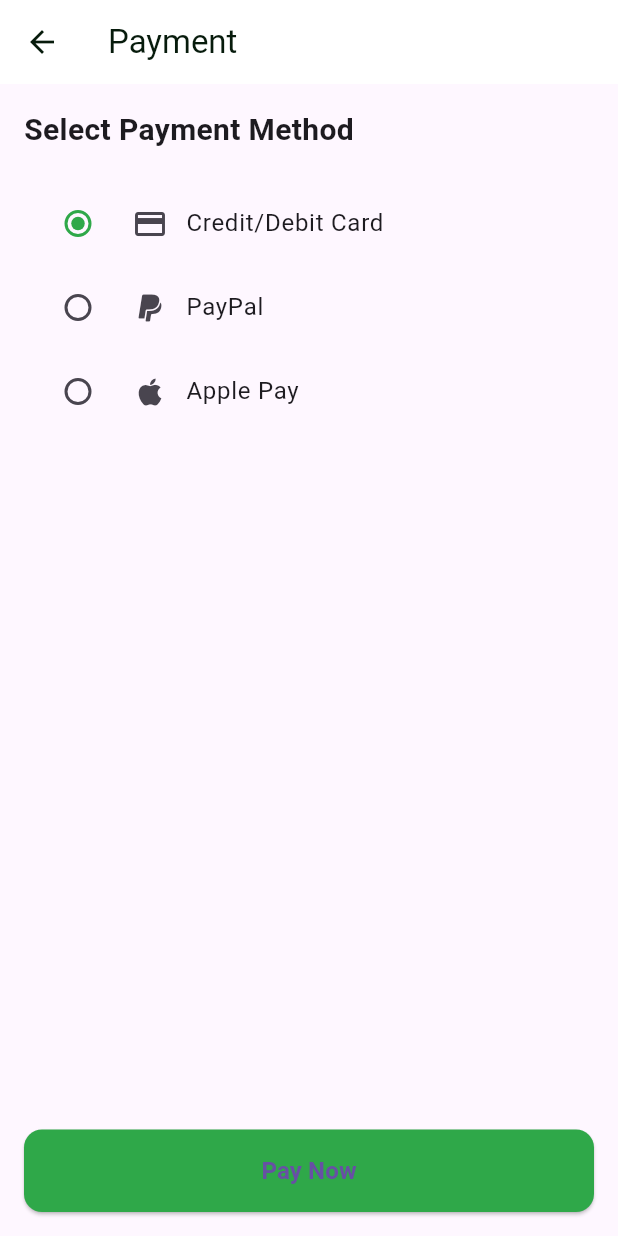
After one commit to jamalihassan0307/Flutter-Plant-App, a Flutter app: the PaymentPage screen opened directly, on a phone screen of 412 x 824 dp. The commit adds this screen. Run offline on Flutter 3.47's test engine with Material 3 defaults, Android fonts, the phone set to English and light mode, and no system bars.

Commit message:
Add payment page with multiple payment method selection

```diff
--- a/lib/Screen_page/checkout_page.dart
+++ b/lib/Screen_page/checkout_page.dart
@@ -1,4 +1,5 @@
 import 'package:flutter/material.dart';
+import 'package:ui_13/List_data/plant_model.dart';
 import 'package:ui_13/const/color.dart';
 import 'package:ui_13/List_data/plant_data.dart';
 import 'package:ui_13/utils/app_data.dart';
--- /dev/null
+++ b/lib/Screen_page/payment_page.dart
@@ -0,0 +1,122 @@
+import 'package:flutter/material.dart';
+import 'package:ui_13/const/color.dart';
+
+class PaymentPage extends StatefulWidget {
+  const PaymentPage({Key? key}) : super(key: key);
+
+  @override
+  State<PaymentPage> createState() => _PaymentPageState();
+}
+
+class _PaymentPageState extends State<PaymentPage> {
+  String selectedMethod = 'card';
+  bool isProcessing = false;
+
+  @override
+  Widget build(BuildContext context) {
+    return Scaffold(
+      appBar: AppBar(
+        backgroundColor: white,
+        elevation: 0,
+        title: const Text(
+          'Payment',
+          style: TextStyle(color: black),
+        ),
+        leading: IconButton(
+          icon: const Icon(Icons.arrow_back, color: black),
+          onPressed: () => Navigator.pop(context),
+        ),
+      ),
+      body: Padding(
+        padding: const EdgeInsets.all(16),
+        child: Column(
+          crossAxisAlignment: CrossAxisAlignment.start,
+          children: [
+            const Text(
+              'Select Payment Method',
+              style: TextStyle(
+                fontSize: 20,
+                fontWeight: FontWeight.bold,
+              ),
+            ),
+            const SizedBox(height: 20),
+            _buildPaymentMethod(
+              'Credit/Debit Card',
+              'card',
+              Icons.credit_card,
+            ),
+            _buildPaymentMethod(
+              'PayPal',
+              'paypal',
+              Icons.paypal,
+            ),
+            _buildPaymentMethod(
+              'Apple Pay',
+              'apple',
+              Icons.apple,
+            ),
+            const Spacer(),
+            SizedBox(
+              width: double.infinity,
+              child: ElevatedButton(
+                onPressed: isProcessing
+                    ? null
+                    : () async {
+                        setState(() => isProcessing = true);
+                        await Future.delayed(const Duration(seconds: 2));
+                        if (mounted) {
+                          Navigator.pushReplacement(
+                            context,
+                            MaterialPageRoute(
+                              builder: (context) => const SuccessPage(),
+                            ),
+                          );
+                        }
+                      },
+                style: ElevatedButton.styleFrom(
+                  backgroundColor: green,
+                  padding: const EdgeInsets.symmetric(vertical: 16),
+                  shape: RoundedRectangleBorder(
+                    borderRadius: BorderRadius.circular(12),
+                  ),
+                ),
+                child: isProcessing
+                    ? const SizedBox(
+                        height: 20,
+                        width: 20,
+                        child: CircularProgressIndicator(
+                          color: white,
+                          strokeWidth: 2,
+                        ),
+                      )
+                    : const Text(
+                        'Pay Now',
+                        style: TextStyle(
+                          fontSize: 16,
+                          fontWeight: FontWeight.bold,
+                        ),
+                      ),
+              ),
+            ),
+          ],
+        ),
+      ),
+    );
+  }
+
+  Widget _buildPaymentMethod(String title, String value, IconData icon) {
+    return RadioListTile(
+      value: value,
+      groupValue: selectedMethod,
+      onChanged: (val) => setState(() => selectedMethod = val.toString()),
+      title: Row(
+        children: [
+          Icon(icon),
+          const SizedBox(width: 12),
+          Text(title),
+        ],
+      ),
+      activeColor: green,
+    );
+  }
+}
```
